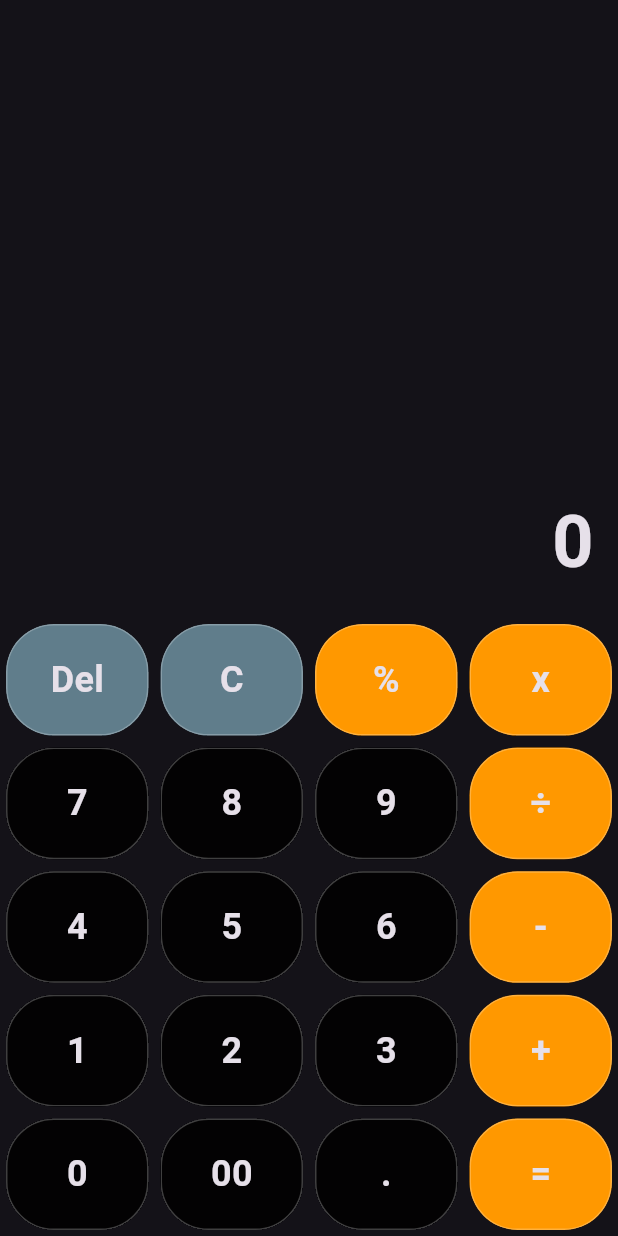
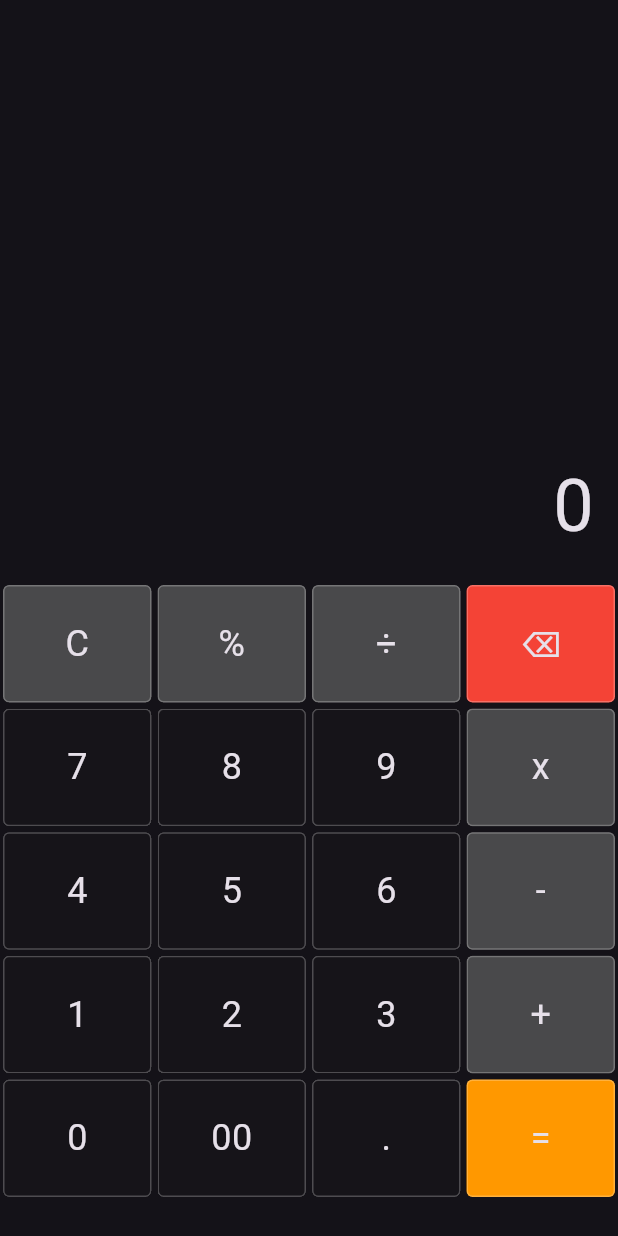
Before and after one commit to arvievince/calculator_flutter, a Flutter app: the screen it shows after launch, on a phone screen of 412 x 824 dp. Run offline on Flutter 3.47's test engine with Material 3 defaults, Android fonts, the phone set to English and light mode, and no system bars.

Commit message:
adding new colors on buttons

```diff
--- a/lib/button_values.dart
+++ b/lib/button_values.dart
@@ -1,5 +1,5 @@
 class Btn{
-  static const String del = "Del";
+  static const String del = "⌫";
   static const String clr = "C";
   static const String per = "%";
   static const String multiply = "x";
@@ -23,14 +23,14 @@ class Btn{
 
   //list of const
   static const List<String> buttonValues = [
-    del,
     clr,
     per,
-    multiply,
+    devide,
+    del,
     num7,
     num8,
     num9,
-    devide,
+    multiply,
     num4,
     num5,
     num6,
--- a/lib/calculator_screen.dart
+++ b/lib/calculator_screen.dart
@@ -20,6 +20,8 @@ class _CalculatorScreenState extends State<CalculatorScreen> {
     return Scaffold(
       body: SafeArea(
         bottom: false,
+        child: Padding(
+          padding: const EdgeInsets.only(bottom: 24),
           child: Column(
             children: [
             //output
@@ -35,7 +37,7 @@ class _CalculatorScreenState extends State<CalculatorScreen> {
                     :"$number1$operand$number2",
                   style: const TextStyle(
                     fontSize: 48,
-                  fontWeight: FontWeight.bold,
+                    fontWeight: FontWeight.normal,
                   ),
                   textAlign: TextAlign.end,
                   ),
@@ -49,19 +51,20 @@ class _CalculatorScreenState extends State<CalculatorScreen> {
               .map((value) => SizedBox(
                 width: screenSize.width/4,
                 height: screenSize.width/5,
-              child: buildButton(value)),
-            )
+                child: buildButton(value)),)
               .toList(),
             )
           ],),
+        ),
       ),
     );
   }
 
 
+
   Widget buildButton(value) {
     return Padding(
-      padding: const EdgeInsets.all(4.0),
+      padding: const EdgeInsets.all(2),
       child: Material(
         color: getBtnColor(value),
         clipBehavior: Clip.hardEdge,
@@ -69,14 +72,14 @@ class _CalculatorScreenState extends State<CalculatorScreen> {
           borderSide: const BorderSide(
             color: Colors.white24,
           ),
-          borderRadius: BorderRadius.circular(32)
+          borderRadius: BorderRadius.circular(4)
           ),
         child: InkWell(
           onTap: () => onBtnTap(value),
           child: Center(
 
             child: Text(value,style: const TextStyle(
-              fontWeight: FontWeight.bold,
+              fontWeight: FontWeight.normal,
               fontSize: 24),
               ),
             ),
@@ -221,15 +224,18 @@ void appendValue(String value){
 
 //Button color
   Color getBtnColor(value){
-    return [Btn.del,Btn.clr].contains(value)?Colors.blueGrey:
-        [
-          Btn.per,
-          Btn.multiply,
-          Btn.add,
-          Btn.subtract,
-          Btn.devide,
-          Btn.equal].contains(value)?
-          Colors.orange:
-          Colors.black87;
+    if (value == Btn.del) {
+    return Colors.red;  // Change 'del' button color to red
+  }
+
+ if (value == Btn.equal) {
+    return Colors.orange;  // Change 'del' button color to red
+  }
+
+    if ([Btn.per, Btn.multiply, Btn.add, Btn.subtract, Btn.devide, Btn.clr].contains(value)) {
+    return const Color.fromARGB(164, 103, 103, 103);  // Default color for operation buttons
+  } else {
+    return const Color.fromARGB(54, 28, 28, 28);  // Default color for other buttons
   }
 }
+}
--- a/lib/main.dart
+++ b/lib/main.dart
@@ -12,6 +12,7 @@ class MyApp extends StatelessWidget {
   @override
   Widget build(BuildContext context) {
     return MaterialApp(
+      debugShowCheckedModeBanner: false,
       title: 'Calculator',
       theme: ThemeData.dark(),
       home: const CalculatorScreen(),
```
Lines whose indentation alone changed are shown as unchanged.
